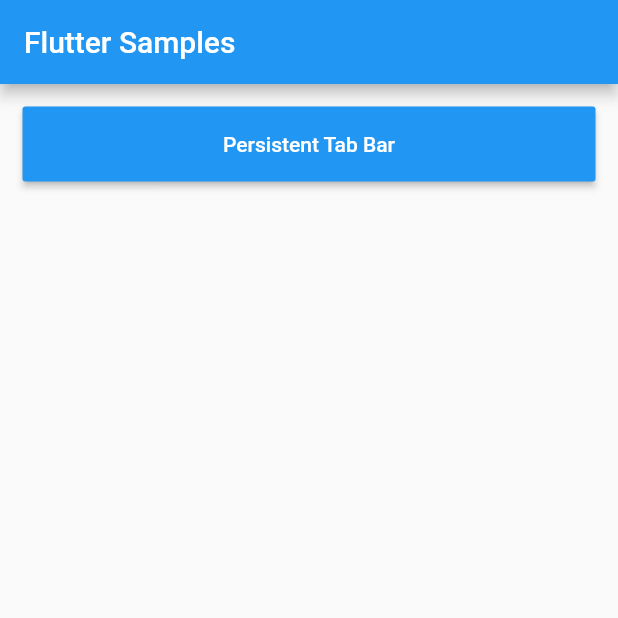
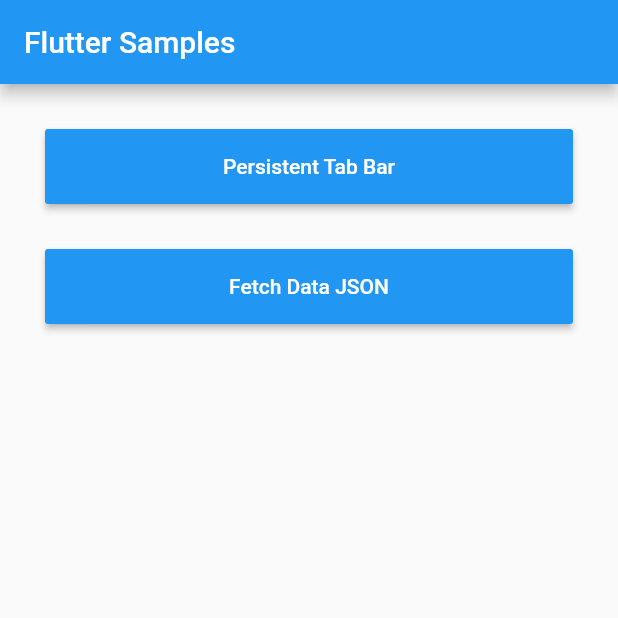
Before and after one commit to beautyworld1998/flutter-samples, a Flutter app: the screen it shows after launch, on a phone screen of 412 x 824 dp, the top half of it. Run offline on Flutter 3.47's test engine with Material 2 defaults, Android fonts, the phone set to English and light mode, and no system bars.

Commit message:
Fetching Data from REST and parsing to JSON

```diff
--- /dev/null
+++ b/lib/fetch_data/photo.dart
@@ -0,0 +1,13 @@
+class Photo {
+  final String title;
+  final String thumbnailUrl;
+
+  Photo._({this.title, this.thumbnailUrl});
+
+  factory Photo.fromJson(Map<String, dynamic> json) {
+    return new Photo._(
+      title: json['title'],
+      thumbnailUrl: json['thumbnailUrl'],
+    );
+  }
+}
--- a/lib/main.dart
+++ b/lib/main.dart
@@ -1,4 +1,5 @@
 import 'package:flutter/material.dart';
+import 'package:flutter_samples/fetch_data/main_fetch_data.dart';
 import 'package:flutter_samples/persistent_tabbar/main_persistent_tabbar.dart';
 
 void main() => runApp(MaterialApp(
@@ -35,7 +36,13 @@ class MyAppState extends State<MyApp> {
                   title: "Persistent Tab Bar",
                   actionTap: () {
                     _onButtonTap(MainPersistentTabBar());
-                  })
+                  }),
+              MyMenuButton(
+                title: "Fetch Data JSON",
+                actionTap: (){
+                  _onButtonTap(MainFetchData());
+                },
+              ),
             ],
           ),
         ),
@@ -51,12 +58,15 @@ class MyMenuButton extends StatelessWidget {
 
   @override
   Widget build(BuildContext context) {
-    return MaterialButton(
-      height: 50.0,
-      color: Theme.of(context).primaryColor,
-      textColor: Colors.white,
-      child: new Text(title),
-      onPressed: actionTap,
+    return Padding(
+      padding: const EdgeInsets.all(15.0),
+      child: MaterialButton(
+        height: 50.0,
+        color: Theme.of(context).primaryColor,
+        textColor: Colors.white,
+        child: new Text(title),
+        onPressed: actionTap,
+      ),
     );
   }
 }
```
Also changed, not shown: lib/fetch_data/main_fetch_data.dart (added, +71 -0 lines).
